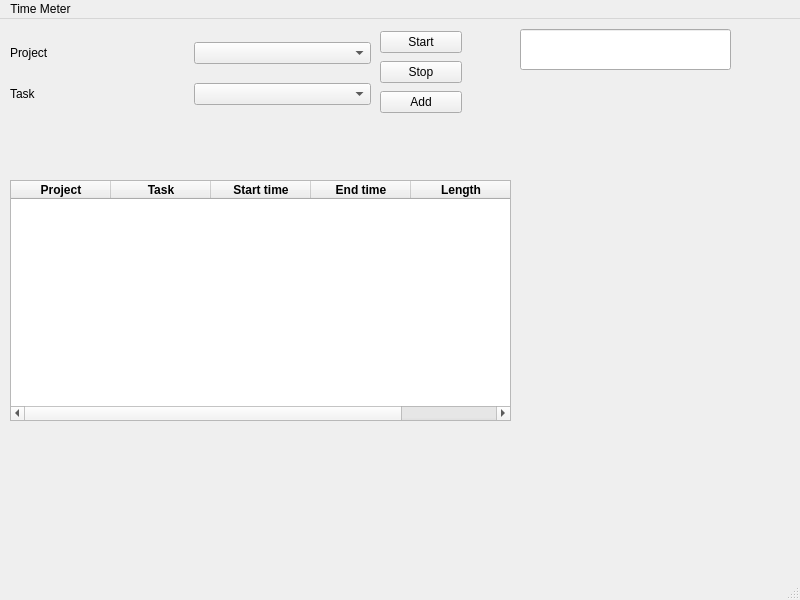
The window that TimeMeter/TimeMeter.ui (DawidJaniszewski/Digital-Simulation-Restaurant) describes before a commit, drawn with Qt 5.
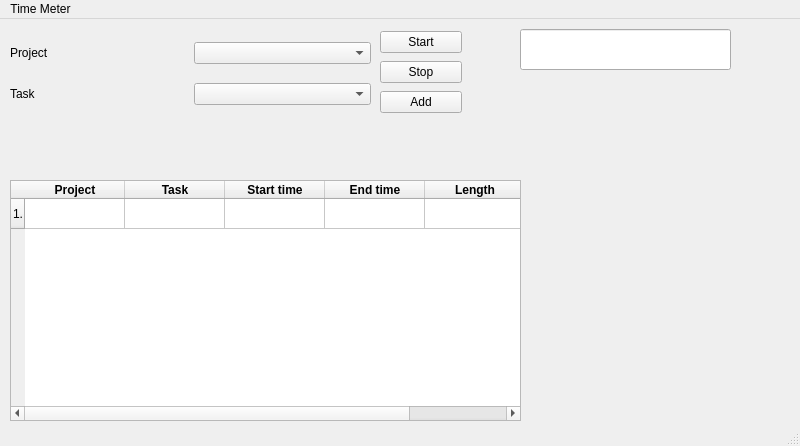
The same window after the commit.

Commit message: Add items to table wiev

Diff of the .ui file:
```diff
--- a/TimeMeter/TimeMeter.ui
+++ b/TimeMeter/TimeMeter.ui
@@ -7,7 +7,7 @@
     <x>0</x>
     <y>0</y>
     <width>800</width>
-    <height>600</height>
+    <height>446</height>
    </rect>
   </property>
   <property name="windowTitle">
@@ -29,10 +29,18 @@
      <rect>
       <x>10</x>
       <y>161</y>
-      <width>501</width>
+      <width>511</width>
       <height>241</height>
      </rect>
     </property>
+    <property name="autoScroll">
+     <bool>false</bool>
+    </property>
+    <row>
+     <property name="text">
+      <string>1.</string>
+     </property>
+    </row>
     <column>
      <property name="text">
       <string>Project</string>
```
The commit also changes 2 other files.
